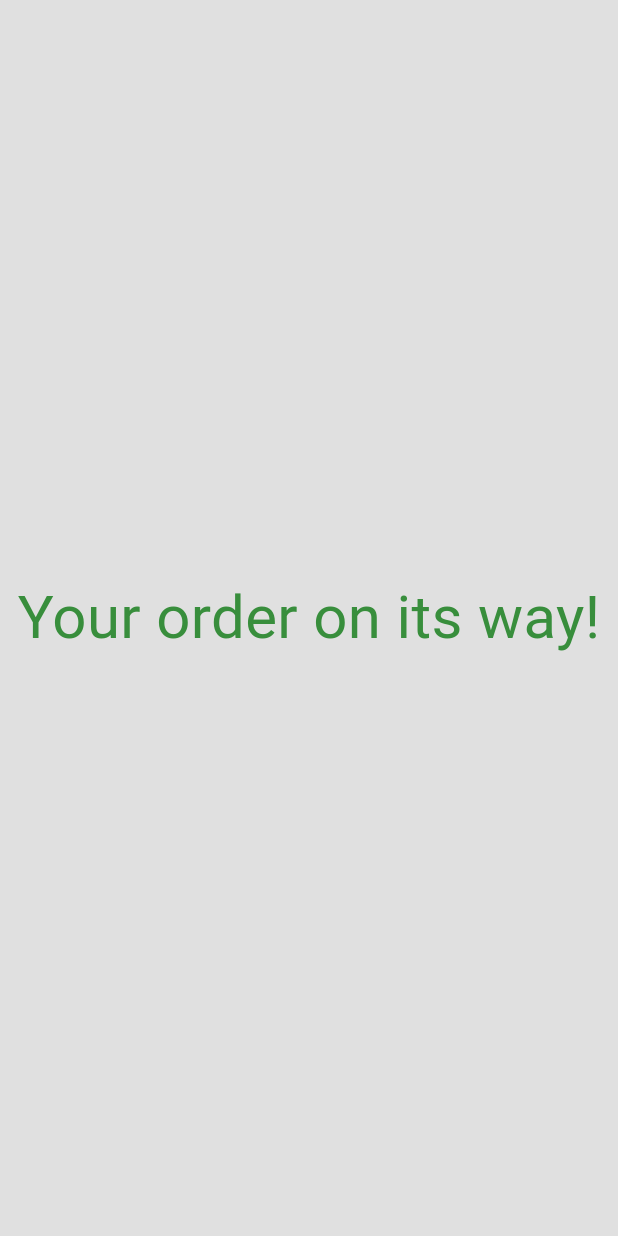
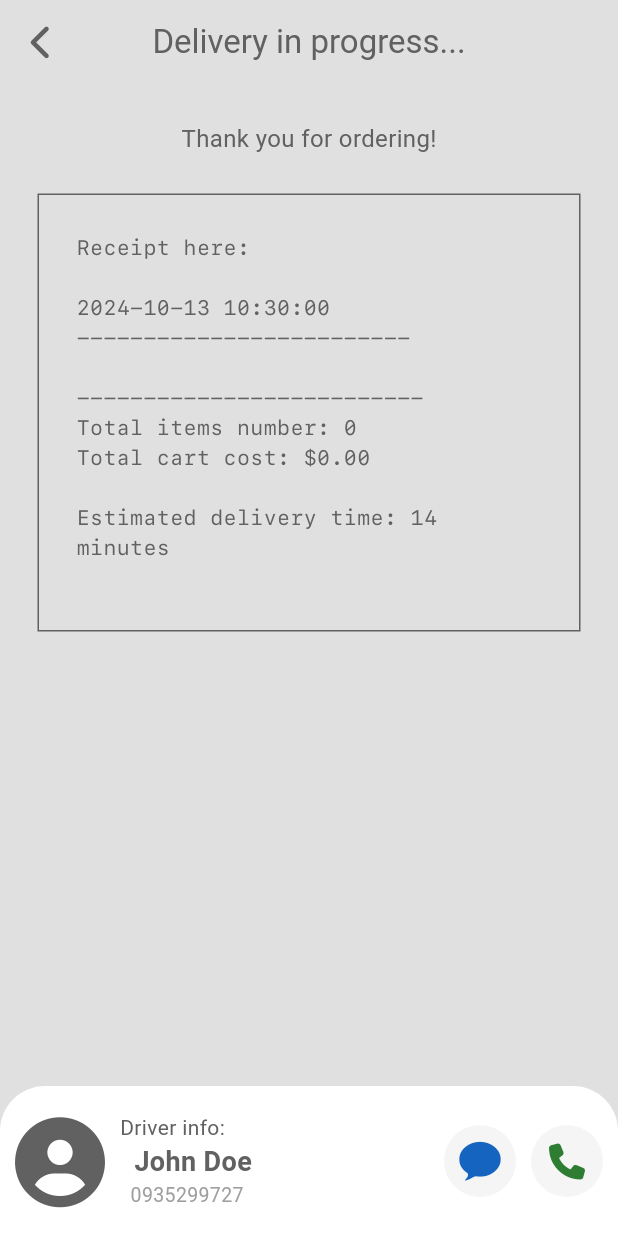
Before and after one commit to talalalghazal5/foodify, a Flutter app: the DeliveryProgressPage screen opened directly, on a phone screen of 412 x 824 dp. Run offline on Flutter 3.47's test engine with Material 3 defaults, Android fonts, the phone set to English and light mode, and no system bars; our stand-ins replace awesome_snackbar_content, email_validator, font_awesome_flutter; Roboto replaces fonts that are missing (sf_pro_display_regular).

Commit message:
created the delivery details page

```diff
--- a/lib/components/my_checkout_tile.dart
+++ b/lib/components/my_checkout_tile.dart
@@ -79,7 +79,7 @@ class MyCheckoutTile extends StatelessWidget {
                     ),
                     Row(
                       children: [
-                        Text('\$${cartItem.totalPrice + 0.99}', style: TextStyle(
+                        Text('\$${(cartItem.totalPrice + 0.99).toStringAsFixed(2)}', style: TextStyle(
                           color: Theme.of(context).colorScheme.inversePrimary, fontWeight: FontWeight.bold,
                           fontFamily: fontFamily),)
                       ],
--- /dev/null
+++ b/lib/components/my_delivery_receipt.dart
@@ -0,0 +1,33 @@
+import 'package:flutter/material.dart';
+import 'package:foodify/models/restaurant.dart';
+import 'package:provider/provider.dart';
+
+class MyDeliveryReceipt extends StatelessWidget {
+  const MyDeliveryReceipt({super.key});
+
+  @override
+  Widget build(BuildContext context) {
+    return Consumer<Restaurant>(builder: (context, restaurant, child) {
+      return Padding(padding: const EdgeInsets.only(left: 25,right: 25, bottom: 25, top: 25),
+    child: Center(
+      child: Column(
+        children: [
+          Text('Thank you for ordering!', style: TextStyle(color: Theme.of(context).colorScheme.inversePrimary, fontFamily: 'sf_pro_display_regular', fontSize: 16),),
+          const SizedBox(height: 25,),
+          Container(
+            padding: const EdgeInsets.all(25),
+            decoration: BoxDecoration(
+              border: Border.all(color: Theme.of(context).colorScheme.inversePrimary)
+            ),
+            child: Column(
+              children: [
+                Text(restaurant.displayReceipt(), style: TextStyle(color: Theme.of(context).colorScheme.inversePrimary, fontFamily: 'sf_mono_regular')),
+              ],
+            ),
+          )
+        ],
+      ),
+    ),);
+    },);
+  }
+}
--- a/lib/components/my_text_form_field.dart
+++ b/lib/components/my_text_form_field.dart
@@ -72,7 +72,7 @@ class _MyTextFormFieldState extends State<MyTextFormField> {
             fontFamily: 'sf_pro_display_regular',
             color: Theme.of(context).colorScheme.primary,
           )),
-      obscureText: isObscure,
+      obscureText: widget.inputType == TextInputType.visiblePassword ? isObscure : false,
       validator: (value) {
         if (value == null || value.isEmpty) {
           return 'Enter your ${widget.hintText.toLowerCase()}';
--- a/lib/models/restaurant.dart
+++ b/lib/models/restaurant.dart
@@ -2,6 +2,7 @@ import 'package:collection/collection.dart';
 import 'package:flutter/material.dart';
 import 'package:foodify/models/cart_item.dart';
 import 'package:foodify/models/food.dart';
+import 'package:intl/intl.dart';
 
 class Restaurant extends ChangeNotifier {
   final List<Food> _menu = [
@@ -134,7 +135,7 @@ class Restaurant extends ChangeNotifier {
 
   final List<CartItem> _cart = [];
 
-  List<CartItem> get  cart => _cart;
+  List<CartItem> get cart => _cart;
 
 // add to cart
   void addToCart({required Food food, List<AddOn>? selectedAddOns}) {
@@ -189,7 +190,7 @@ class Restaurant extends ChangeNotifier {
     for (CartItem cartItem in _cart) {
       cost += cartItem.totalPrice;
     }
-    return double.parse(cost.toStringAsFixed(2)) ;
+    return double.parse(cost.toStringAsFixed(2));
   }
 
 // get total number of items in the cart
@@ -211,8 +212,47 @@ class Restaurant extends ChangeNotifier {
   H E L P E R S:
 */
 // generate receipt
+  String displayReceipt() {
+    final receipt = StringBuffer();
+    receipt.writeln('Receipt here:');
+    receipt.writeln();
+
+    String formattedDate =
+        DateFormat('yyyy-MM-dd HH:mm:ss').format(DateTime.now());
+    receipt.writeln(formattedDate);
+    receipt.writeln('-------------------------');
+    receipt.writeln();
+
+    for (CartItem cartItem in _cart) {
+      receipt.writeln(
+          '${cartItem.quantity} x ${cartItem.food.name} - ${_priceFormatter(cartItem.food.price)}');
+      if (cartItem.selectedAddOns != null) {
+        if (cartItem.selectedAddOns!.isNotEmpty) {
+          receipt.writeln(' Add-ons:');
+          for (AddOn addon in cartItem.selectedAddOns!) {
+            receipt.writeln(' ${addon.name} (${_priceFormatter(addon.price)})');
+          }
+        }
+      }
+      receipt.writeln();
+    }
+    receipt.writeln('--------------------------');
+    receipt.writeln('Total items number: $totalCartItems');
+    receipt.writeln('Total cart cost: ${_priceFormatter(totalCartCost)}');
+    receipt.writeln();
+    receipt.writeln('Estimated delivery time: 14 minutes');
+    return receipt.toString();
+  }
 
 // format double values into money
+  String _priceFormatter(double price) {
+    return '\$${price.toStringAsFixed(2)}';
+  }
 
 // format list of addons into string summary
+  String _formatAddons(List<AddOn> addons) {
+    return addons.map((addon) {
+      return '${addon.name} (\$${_priceFormatter(addon.price)})';
+    }).join(', ');
+  }
 }
--- a/lib/pages/cart_page.dart
+++ b/lib/pages/cart_page.dart
@@ -4,6 +4,7 @@ import 'package:flutter/material.dart';
 import 'package:font_awesome_flutter/font_awesome_flutter.dart';
 import 'package:foodify/components/my_cart_tile.dart';
 import 'package:foodify/models/restaurant.dart';
+
 import 'package:foodify/pages/checkout_page.dart';
 import 'package:provider/provider.dart';
 
--- a/lib/pages/checkout_page.dart
+++ b/lib/pages/checkout_page.dart
@@ -193,7 +193,7 @@ class _CheckoutPageState extends State<CheckoutPage> {
                                 Theme.of(context).colorScheme.inversePrimary),
                       ),
                       Text(
-                        '\$${totalCartCost + 0.99}',
+                        '\$${(totalCartCost + 0.99).toStringAsFixed(2)}',
                         style: TextStyle(
                             fontFamily: 'sf_pro_display_regular',
                             color:
@@ -244,21 +244,21 @@ class _CheckoutPageState extends State<CheckoutPage> {
                     margin: const EdgeInsets.symmetric(horizontal: 15),
                     decoration: BoxDecoration(
                       borderRadius: BorderRadius.circular(10),
-                      color: Theme.of(context).colorScheme.primary,
+                      color: Theme.of(context).colorScheme.secondary,
                     ),
                     child: Row(
                       mainAxisAlignment: MainAxisAlignment.spaceBetween,
                       children: [
                         Text('Current balance:',
                             style: TextStyle(
-                                color: Theme.of(context).colorScheme.secondary,
+                                color: Theme.of(context).colorScheme.primary,
                                 fontFamily: 'sf_pro_display_regular',
                                 fontWeight: FontWeight.bold,
                                 fontSize: 18)),
                         Text(
                           '\$1000',
                           style: TextStyle(
-                              color: Theme.of(context).colorScheme.secondary,
+                              color: Theme.of(context).colorScheme.primary,
                               fontFamily: 'sf_pro_display_regular',
                               fontWeight: FontWeight.bold,
                               fontSize: 18),
--- a/lib/pages/delivery_progress_page.dart
+++ b/lib/pages/delivery_progress_page.dart
@@ -1,4 +1,7 @@
+import 'package:flutter/cupertino.dart';
 import 'package:flutter/material.dart';
+import 'package:font_awesome_flutter/font_awesome_flutter.dart';
+import 'package:foodify/components/my_delivery_receipt.dart';
 
 class DeliveryProgressPage extends StatelessWidget {
   const DeliveryProgressPage({super.key});
@@ -6,8 +9,83 @@ class DeliveryProgressPage extends StatelessWidget {
   @override
   Widget build(BuildContext context) {
     return Scaffold(
-      body: Center(
-        child: Text('Your order on its way!', style: TextStyle(color: Colors.green[700], fontFamily: 'sf_pro_display_regular', fontSize: 40),),
+      appBar: AppBar(
+        title: Text(
+          'Delivery in progress...',
+          style: TextStyle(
+              color: Theme.of(context).colorScheme.inversePrimary,
+              fontFamily: 'sf_pro_display_regular'),
+        ),
+        centerTitle: true,
+        leading: IconButton(
+          icon: FaIcon(
+            FontAwesomeIcons.chevronLeft,
+            color: Theme.of(context).colorScheme.inversePrimary,
+          ),
+          onPressed: () {
+            Navigator.pop(context);
+          },
+        ),
+      ),
+      body: Column(
+
+        mainAxisAlignment: MainAxisAlignment.center,
+        children: [
+          Expanded(
+              child: ListView(
+            children: const [
+              MyDeliveryReceipt(),
+            ],
+          ))
+        ],
+      ),
+      bottomNavigationBar: _buildBottomNavigationBar(context),
+    );
+  }
+
+  Widget _buildBottomNavigationBar(BuildContext context){
+    return Container(
+      height: 100,
+      decoration: BoxDecoration(
+        borderRadius: const BorderRadius.only(topLeft: Radius.circular(30), topRight: Radius.circular(30),),
+        color: Theme.of(context).colorScheme.tertiary,
+      ),
+      child: Row(
+        children: [
+          Padding(
+            padding: const EdgeInsets.all(10),
+            child: FaIcon(FontAwesomeIcons.solidCircleUser, color: Theme.of(context).colorScheme.inversePrimary, size: 60,),
+          ),
+          Column(
+            mainAxisAlignment: MainAxisAlignment.center,
+            crossAxisAlignment: CrossAxisAlignment.start,
+            children: [
+              Text('Driver info:', style: TextStyle(fontFamily: 'sf_pro_display_regular', color: Theme.of(context).colorScheme.inversePrimary),),
+              Text('  John Doe', style: TextStyle(fontFamily: 'sf_pro_display_regular', color: Theme.of(context).colorScheme.inversePrimary, fontWeight: FontWeight.bold, fontSize: 18),),
+              Text('  0935299727', style: TextStyle(fontFamily: 'sf_pro_display_regular', color: Theme.of(context).colorScheme.primary, fontSize: 13),)
+            ],
+          ),
+          Spacer(),
+          Row(
+
+            children: [
+              Padding(
+                padding: const EdgeInsets.all(10),
+                child: Container(
+                  decoration: BoxDecoration(shape: BoxShape.circle, color: Theme.of(context).colorScheme.secondary),
+                  child: IconButton(onPressed: (){}, icon: Icon(CupertinoIcons.chat_bubble_fill, color: Colors.blue[800],size: 30,)),
+                ),
+              ),
+              Padding(
+                padding: const EdgeInsets.only(right: 10, bottom: 10, top: 10),
+                child: Container(
+                  decoration: BoxDecoration(shape: BoxShape.circle, color: Theme.of(context).colorScheme.secondary),
+                  child: IconButton(onPressed: (){}, icon: FaIcon(FontAwesomeIcons.phone, color: Colors.green[800],)),
+                ),
+              ),
+            ],
+          )
+        ],
       ),
     );
   }
```
Also changed, not shown: pubspec.yaml (+12 -0 lines), lib/assets/fonts/SF-Mono-Bold.otf (added), lib/assets/fonts/SF-Mono-Medium.otf (added), lib/assets/fonts/SF-Mono-Regular.otf (added), pubspec.lock.
